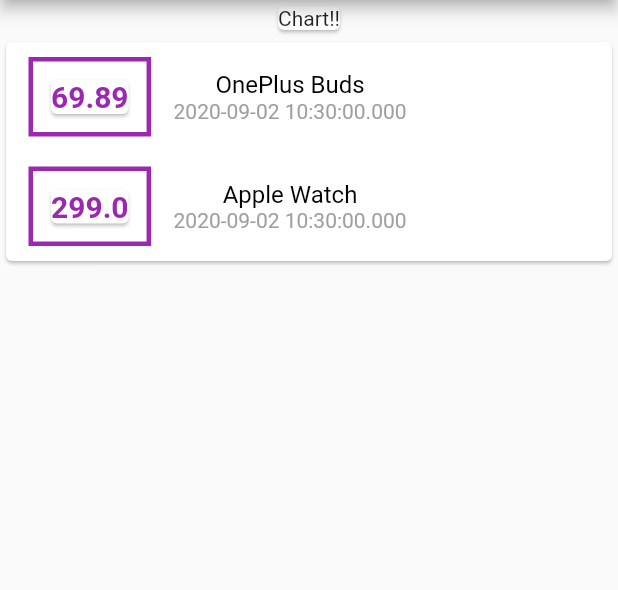
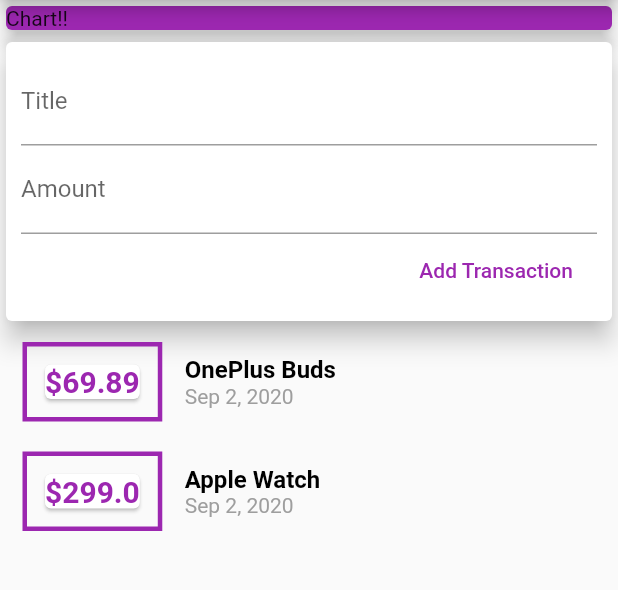
Before and after one commit to shahulbasha/ExpenseTracker, a Flutter app: the screen it shows after launch, on a phone screen of 412 x 824 dp, the part 84-674 px from its top. Run offline on Flutter 3.47's test engine with Material 2 defaults, Android fonts, the phone set to English and light mode, and no system bars.

Commit message:
Added Input Widgets

```diff
--- a/lib/main.dart
+++ b/lib/main.dart
@@ -1,5 +1,6 @@
 import 'package:expenses_app/transaction.dart';
 import 'package:flutter/material.dart';
+import 'package:intl/intl.dart';
 
 void main() {
   runApp(MyApp());
@@ -22,6 +23,9 @@ class MyHomePage extends StatelessWidget {
     Transaction(
         amount: 299, title: 'Apple Watch', id: '2', date: DateTime.now())
   ];
+
+  final titleController = TextEditingController();
+  final amountController = TextEditingController();
   @override
   Widget build(BuildContext context) {
     return Scaffold(
@@ -31,25 +35,58 @@ class MyHomePage extends StatelessWidget {
       ),
       body: Center(
         child: Column(
+          // mainAxisAlignment: MainAxisAlignment.spaceAround,
+          crossAxisAlignment: CrossAxisAlignment.stretch,
           children: [
-            Card(
+            Container(
+              width: double.infinity,
+              child: Card(
                 child: Text('Chart!!'),
+                elevation: 5,
+                color: Colors.purple,
+              ),
             ),
             Card(
+              elevation: 7,
+              child: Container(
+                padding: EdgeInsets.all(10),
                 child: Column(
+                  crossAxisAlignment: CrossAxisAlignment.end,
+                  children: [
+                    TextField(
+                      controller: titleController,
+                      decoration: InputDecoration(
+                        labelText: 'Title',
+                      ),
+                    ),
+                    TextField(
+                      controller: amountController,
+                      decoration: InputDecoration(labelText: 'Amount'),
+                    ),
+                    FlatButton(
+                        onPressed: () {
+                          print(titleController.text);
+                          print(amountController.text);
+                        },
+                        textColor: Colors.purple,
+                        child: Text('Add Transaction'))
+                  ],
+                ),
+              ),
+            ),
+            Column(
               children: [
                 ...transactions.map((transaction) {
                   return Row(
                     children: [
                       Container(
-                          margin: EdgeInsets.symmetric(
-                              horizontal: 15, vertical: 10),
+                        margin:
+                            EdgeInsets.symmetric(horizontal: 15, vertical: 10),
                         decoration: BoxDecoration(
-                              border:
-                                  Border.all(color: Colors.purple, width: 3)),
+                            border: Border.all(color: Colors.purple, width: 3)),
                         child: Card(
                           child: Text(
-                              transaction.amount.toString(),
+                            '\$${transaction.amount}',
                             style: TextStyle(
                                 color: Colors.purple,
                                 fontSize: 20,
@@ -59,13 +96,16 @@ class MyHomePage extends StatelessWidget {
                         padding: EdgeInsets.all(8),
                       ),
                       Column(
+                        crossAxisAlignment: CrossAxisAlignment.start,
                         children: [
                           Text(
                             transaction.title,
-                              style:
-                                  TextStyle(fontSize: 16, color: Colors.black),
+                            style: TextStyle(
+                                fontSize: 16,
+                                color: Colors.black,
+                                fontWeight: FontWeight.bold),
                           ),
-                            Text(transaction.date.toString(),
+                          Text(DateFormat.yMMMd().format(transaction.date),
                               style:
                                   TextStyle(fontSize: 14, color: Colors.grey))
                         ],
@@ -75,7 +115,6 @@ class MyHomePage extends StatelessWidget {
                 }).toList()
               ],
             ),
-            )
           ],
         ),
       ),
```
Also changed, not shown: pubspec.yaml (+3 -65 lines), pubspec.lock. Lines whose indentation alone changed are shown as unchanged.
